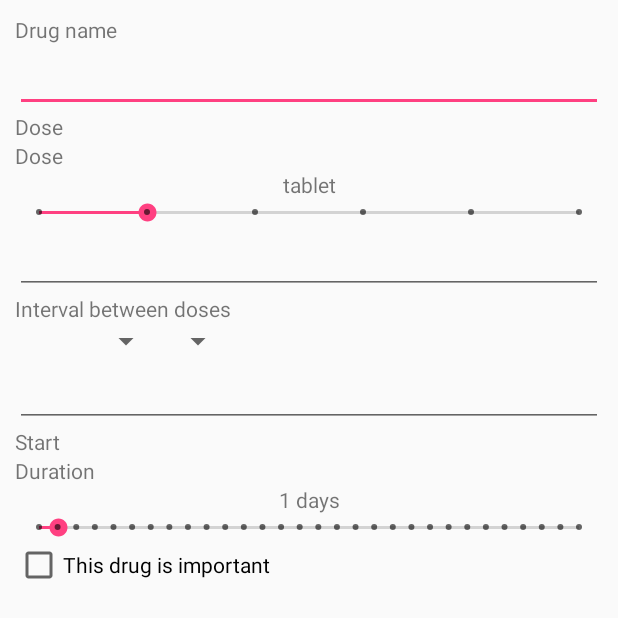
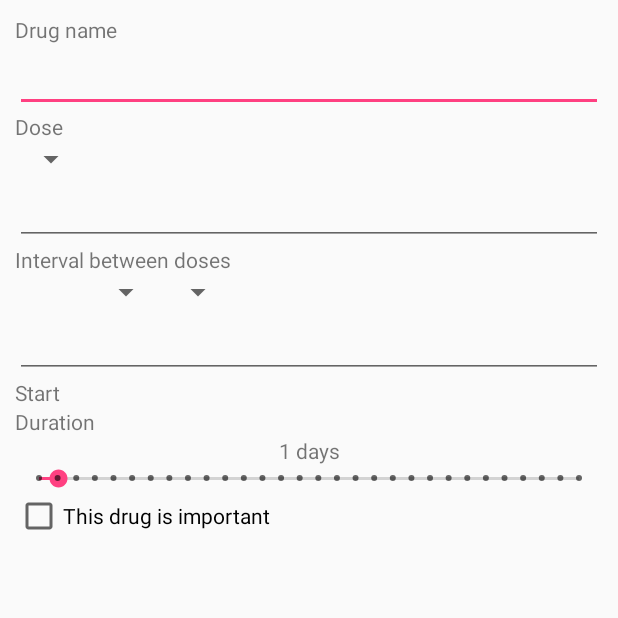
Before and after one commit to staki777/AndroidOrganiser, an Android app: the layout add_item_dialog.xml on its own in the app's theme, with its tools: preview values and no code run, on a phone screen of 412 x 824 dp. Shown: the top 618 px of the screen. Run offline under Robolectric (Android 15) with nearby library versions, the phone set to English and light mode, and no system bars.

Commit message:
some fixes, scrolling in AddDrug dialog, DialogHelper refactor

```diff
--- a/app/src/main/res/layout/add_item_dialog.xml
+++ b/app/src/main/res/layout/add_item_dialog.xml
@@ -1,4 +1,11 @@
 <?xml version="1.0" encoding="utf-8"?>
+
+<ScrollView
+    xmlns:android="http://schemas.android.com/apk/res/android"
+    android:id="@+id/scroll"
+    android:layout_width="match_parent"
+    android:layout_height="wrap_content">
+
 <LinearLayout xmlns:android="http://schemas.android.com/apk/res/android"
     xmlns:tools="http://schemas.android.com/tools"
     android:layout_width="match_parent"
@@ -15,27 +22,17 @@
         android:layout_width="match_parent"
         android:layout_height="wrap_content"
         android:inputType="text" />
+
     <TextView
         android:layout_width="match_parent"
         android:layout_height="wrap_content"
         android:text="@string/drug_dose"/>
-    <TextView
-        android:layout_width="match_parent"
+
+    <Spinner
+        android:id="@+id/dose_type_spinner"
+        android:layout_width="wrap_content"
         android:layout_height="wrap_content"
-        android:text="@string/drug_dose"/>
-    <TextView
-        android:layout_width="match_parent"
-        android:layout_height="wrap_content"
-        android:textAlignment="center"
-        android:text="tablet"
-        android:id="@+id/tv_seek1"/>
-    <SeekBar
-        android:id="@+id/seekBar"
-        style="@style/Widget.AppCompat.SeekBar.Discrete"
-        android:layout_width="match_parent"
-        android:layout_height="wrap_content"
-        android:max="5"
-        android:progress="1" />
+        />
     <EditText
         android:id="@+id/edit_dose"
         android:layout_width="match_parent"
@@ -101,3 +98,4 @@
         android:text="@string/drug_important"/>
 
 </LinearLayout>
+</ScrollView>
--- a/app/src/main/res/values/strings.xml
+++ b/app/src/main/res/values/strings.xml
@@ -54,6 +54,12 @@
         <item>Spoon</item>
         <item>Teaspoon</item>
         <item>Spigot</item>
+        <item>Other</item>
+    </string-array>
+    <string-array name="time_units_array">
+        <item>hours</item>
+        <item>days</item>
+        <item>minutes</item>
     </string-array>
     <!-- TODO: Remove or change this placeholder text -->
     <string name="hello_blank_fragment">Hello blank fragment</string>
```
Also changed, not shown: app/src/main/java/com/example/user/drugsorganiser/ViewModel/DialogHelper.java (+86 -81 lines), app/src/main/java/com/example/user/drugsorganiser/ViewModel/DrugAdapter.java (+3 -8 lines), app/src/main/java/com/example/user/drugsorganiser/ViewModel/DrugsActivity.java (+0 -11 lines), 184 other files.
